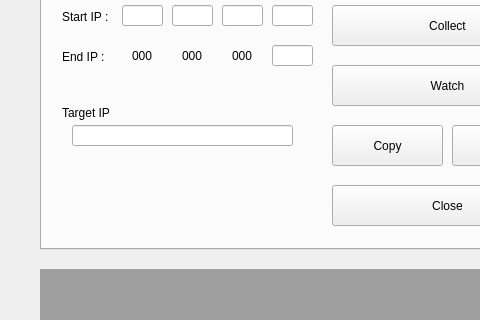
Qt form src/CC_Server_GUI.ui (gunh0/tor-network-analyzer) before a commit; both pictures show x 0 to 480 and y 81 to 401 of the 622 by 675 pixel window.
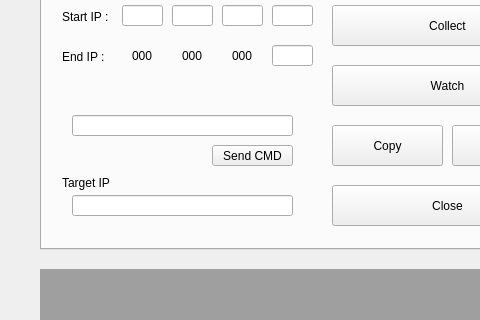
The same form after that commit. The open tabs and pages were chosen to show the change.

Commit message: move src to C&C

```diff
--- a/src/CC_Server_GUI.ui
+++ b/src/CC_Server_GUI.ui
@@ -285,29 +285,6 @@
        <string>End IP :</string>
       </property>
      </widget>
-     <widget class="QLineEdit" name="lineEdit_6">
-      <property name="geometry">
-       <rect>
-        <x>30</x>
-        <y>140</y>
-        <width>221</width>
-        <height>21</height>
-       </rect>
-      </property>
-     </widget>
-     <widget class="QLabel" name="label_9">
-      <property name="geometry">
-       <rect>
-        <x>20</x>
-        <y>120</y>
-        <width>61</width>
-        <height>16</height>
-       </rect>
-      </property>
-      <property name="text">
-       <string>Target IP</string>
-      </property>
-     </widget>
      <widget class="QLabel" name="label_10">
       <property name="geometry">
        <rect>
@@ -493,6 +470,52 @@
        </rect>
       </property>
      </widget>
+     <widget class="QLineEdit" name="lineEdit_4">
+      <property name="geometry">
+       <rect>
+        <x>30</x>
+        <y>210</y>
+        <width>221</width>
+        <height>21</height>
+       </rect>
+      </property>
+     </widget>
+     <widget class="QLineEdit" name="cmd200">
+      <property name="geometry">
+       <rect>
+        <x>30</x>
+        <y>130</y>
+        <width>221</width>
+        <height>21</height>
+       </rect>
+      </property>
+     </widget>
+     <widget class="QLabel" name="label_11">
+      <property name="geometry">
+       <rect>
+        <x>20</x>
+        <y>190</y>
+        <width>61</width>
+        <height>16</height>
+       </rect>
+      </property>
+      <property name="text">
+       <string>Target IP</string>
+      </property>
+     </widget>
+     <widget class="QPushButton" name="pBtn200_cmd">
+      <property name="geometry">
+       <rect>
+        <x>170</x>
+        <y>160</y>
+        <width>81</width>
+        <height>21</height>
+       </rect>
+      </property>
+      <property name="text">
+       <string>Send CMD</string>
+      </property>
+     </widget>
     </widget>
     <widget class="QWidget" name="ntc_gcp">
      <attribute name="title">
```
Left out of the diff: 27 changed lines with no effect on the pictures. The commit also changes 1 other file.
